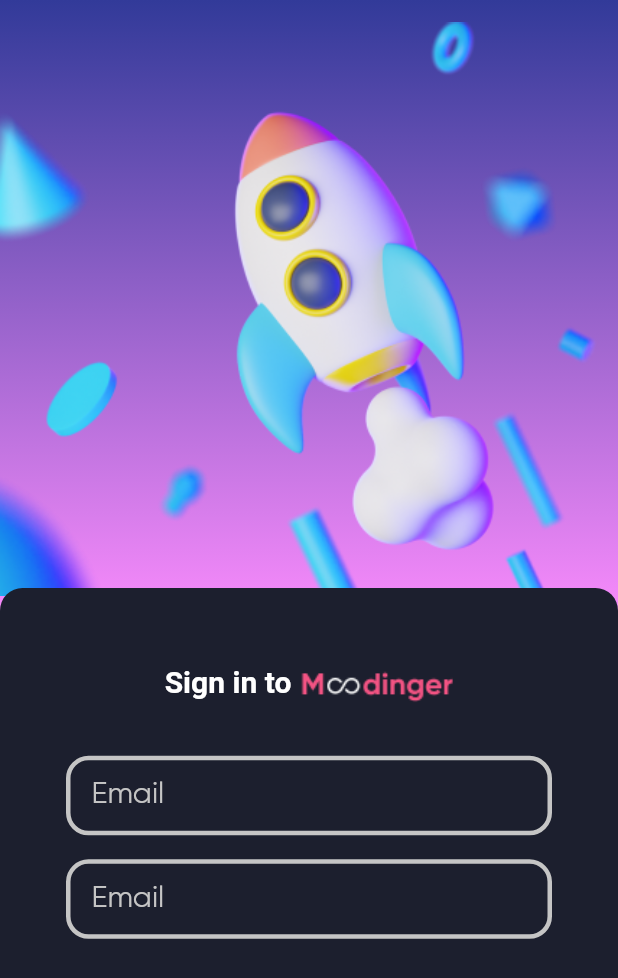
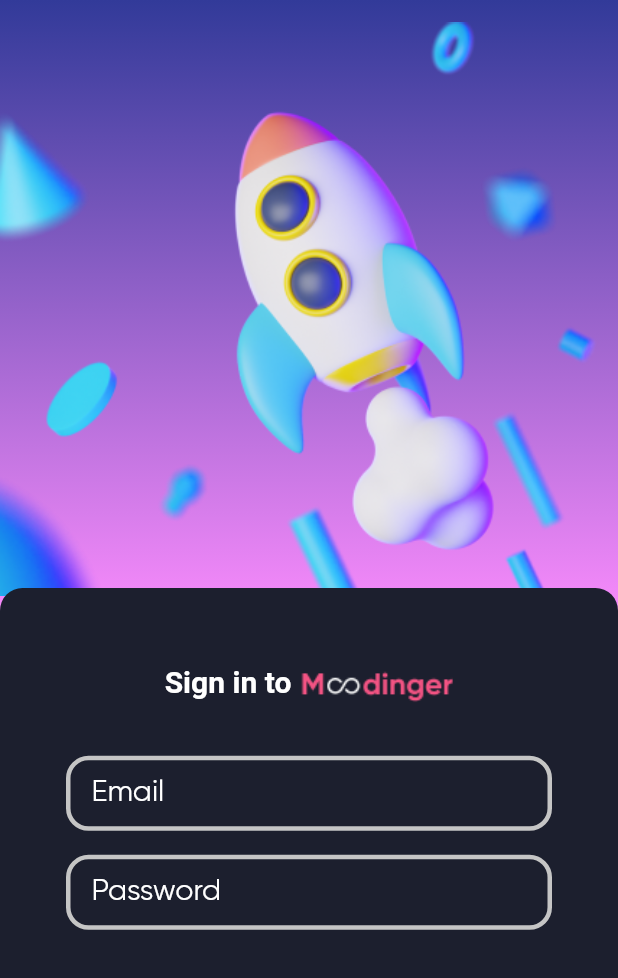
Before and after one commit to MagicalAtom/Logangram, a Flutter app: the LoginScreen screen opened directly, on a phone screen of 412 x 824 dp. Shown: the top 978 px of the screen. Run offline on Flutter 3.47's test engine with Material 2 defaults, Android fonts, the phone set to English and light mode, and no system bars.

Commit message:
The end of designing the login page

```diff
--- a/lib/main.dart
+++ b/lib/main.dart
@@ -1,5 +1,6 @@
 import 'package:flutter/material.dart';
 import 'package:logangram/constant/constants.dart';
+import 'package:logangram/screens/home_screen.dart';
 import 'package:logangram/screens/login_screen.dart';
 // import 'package:logangram/screens/switch_account_screen.dart';
 
@@ -12,7 +13,7 @@
   Widget build(BuildContext context) {
     return MaterialApp(
       debugShowCheckedModeBanner: false,
-      home: LoginScreen(),
+      home: HomeScreen(),
       theme: ThemeData(
           elevatedButtonTheme: ElevatedButtonThemeData(
         style: ElevatedButton.styleFrom(
--- a/lib/screens/login_screen.dart
+++ b/lib/screens/login_screen.dart
@@ -9,15 +9,20 @@
 }
 
 class _LoginScreenState extends State<LoginScreen> {
-  FocusNode focusNode = new FocusNode();
-  _focusShod
+  FocusNode textField = FocusNode();
+  FocusNode textField2 = FocusNode();
   @override
   void initState() {
     // TODO: implement initState
     super.initState();
-    focusNode.addListener(() {
+    textField.addListener(() {
+      setState(() {});
+    });
+    textField2.addListener(() {
+      setState(() {});
+    });
 
-    });
+
   }
 
   @override
@@ -30,7 +35,8 @@
         alignment: AlignmentDirectional.bottomCenter,
         children: [
           _TopImage(),
-          _BottomContainer(),
+          Positioned(
+              top: 0, left: 0, right: 0, bottom: 40, child: _BottomContainer()),
         ],
       )),
     );
@@ -39,8 +45,7 @@
   Widget _TopImage() {
     return Column(
       children: [
-        Positioned(
-            child: Expanded(
+        Expanded(
             child: Container(
           child: Image.asset('assets/images/rocket.png'),
           decoration: BoxDecoration(
@@ -51,7 +56,7 @@
             Color(0xff323A99),
             Color(0xffF98BFC),
           ])),
-        ))),
+        )),
         Expanded(
             child: Container(
           child: null,
@@ -62,13 +67,7 @@
 
 // تعریف 2 کالمن که یکی بالاش خالیه یکی پایینش اینارو تو استک قرار دادیم تا روی هم قراره بگیره
   Widget _BottomContainer() {
-    return Positioned(
-      // در آخر با استفاده از این ویجت کالمن پاییینی رو که بالاش برای قرار گرفتن عکس خالیه کمی از پایین میکنیم و به بالا میبریم تا روی عکس قرار بگیره
-      top: 0,
-      left: 0,
-      right: 0,
-      bottom: 40,
-      child: Column(
+    return Column(
       children: [
         Expanded(
             child: Container(
@@ -79,8 +78,7 @@
           decoration: BoxDecoration(
               color: MainBackGroundColor,
               borderRadius: BorderRadius.only(
-                    topLeft: Radius.circular(15),
-                    topRight: Radius.circular(15))),
+                  topLeft: Radius.circular(15), topRight: Radius.circular(15))),
           child: Column(
             children: [
               SizedBox(
@@ -117,21 +115,28 @@
                 // decrease TextField Size put textField To Padding widget
                 padding: const EdgeInsets.symmetric(horizontal: 44),
                 child: TextField(
-                    focusNode: ,
+                  focusNode: textField2,
+                  style: TextStyle(
+                    color: Colors.white,
+                    fontFamily: 'gi',
+                  ),
                   decoration: InputDecoration(
                       labelText: 'Email',
                       labelStyle: TextStyle(
                           fontFamily: 'gi',
                           fontWeight: FontWeight.w500,
                           fontSize: 20,
-                            color: GrayColor),
+                        color: textField2.hasFocus
+                            ? Color(0xffF35383)
+                            : Colors.white,
+                      ),
                       contentPadding:
                           EdgeInsets.symmetric(vertical: 17, horizontal: 17),
                       focusedBorder: OutlineInputBorder(
                         // TextField Border
                         borderRadius: BorderRadius.all(Radius.circular(15)),
-                          borderSide: BorderSide(
-                              color: ButtonBackGroundColor, width: 3),
+                        borderSide:
+                            BorderSide(color: ButtonBackGroundColor, width: 3),
                       ),
                       enabledBorder: OutlineInputBorder(
                         // TextField Border
@@ -147,20 +152,29 @@
                 // decrease TextField Size put textField To Padding widget
                 padding: const EdgeInsets.symmetric(horizontal: 44),
                 child: TextField(
+                  focusNode: textField,
+                  style: TextStyle(
+                    color: Colors.white,
+                    fontFamily: 'gi',
+                  ),
                   decoration: InputDecoration(
-                        labelText: 'Email',
+
+                      labelText: 'Password',
                       labelStyle: TextStyle(
                           fontFamily: 'gi',
                           fontWeight: FontWeight.w500,
                           fontSize: 20,
-                            color: GrayColor),
+                        color: textField.hasFocus
+                            ? Color(0xffF35383)
+                            : Colors.white,
+                      ),
                       contentPadding:
                           EdgeInsets.symmetric(vertical: 17, horizontal: 17),
                       focusedBorder: OutlineInputBorder(
                         // TextField Border
                         borderRadius: BorderRadius.all(Radius.circular(15)),
-                          borderSide: BorderSide(
-                              color: ButtonBackGroundColor, width: 3),
+                        borderSide:
+                            BorderSide(color: ButtonBackGroundColor, width: 3),
                       ),
                       enabledBorder: OutlineInputBorder(
                         // TextField Border
@@ -173,7 +187,13 @@
           ),
         )),
       ],
-      ),
     );
   }
+  @override
+  void dispose() {
+    // TODO: implement dispose
+    super.dispose();
+    textField.dispose();
+    textField2.dispose();
   }
+}
```
Also changed, not shown: lib/screens/home_screen.dart (added, +42 -0 lines). Lines whose indentation alone changed are shown as unchanged.
